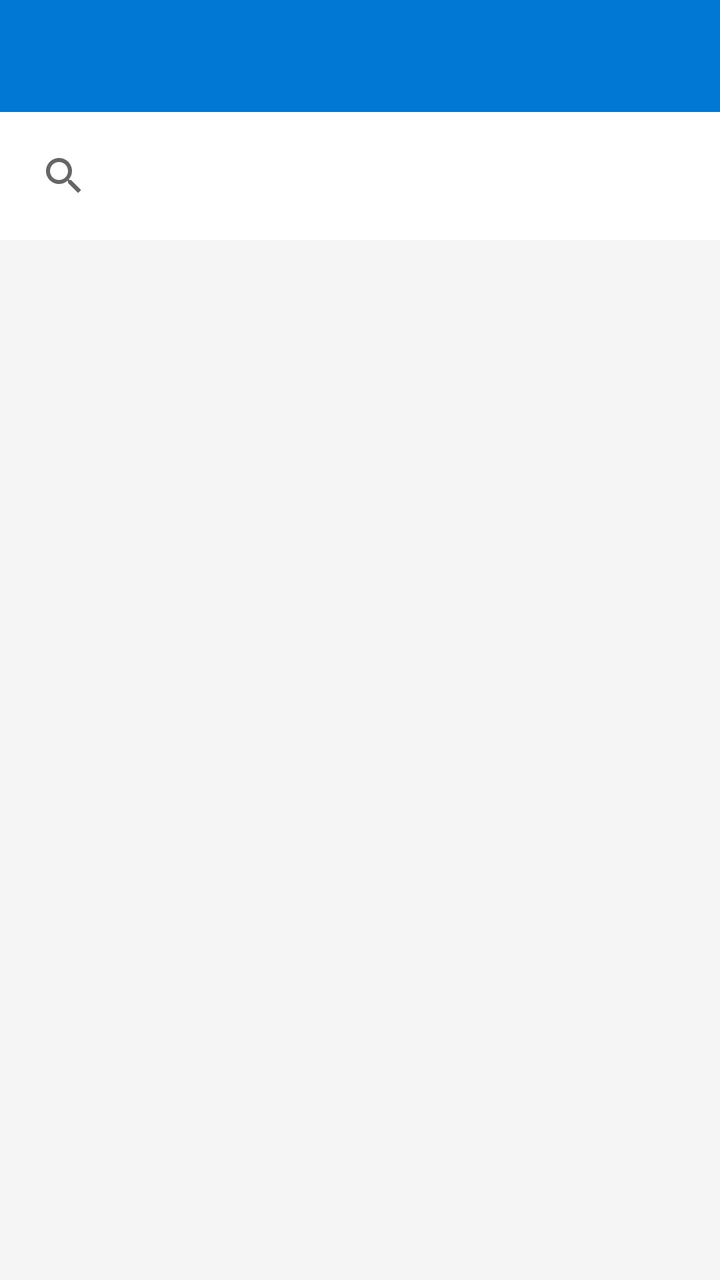
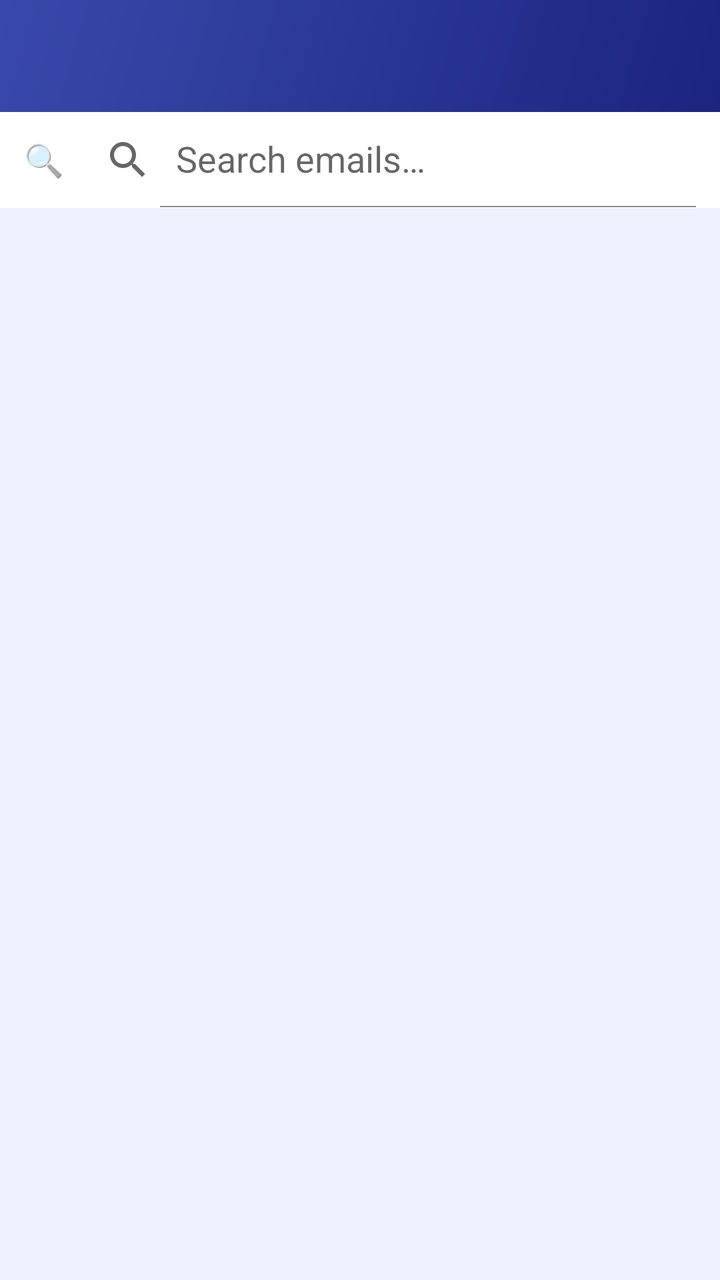

Two renders of the same Android screen: before a commit and after it. Below are the layout's source before the change and the commit's diff.
<!-- AndroidManifest.xml: application theme Theme.PSTViewer -->
<!-- res/layout/activity_email_list.xml -->
<?xml version="1.0" encoding="utf-8"?>
<LinearLayout
    xmlns:android="http://schemas.android.com/apk/res/android"
    android:layout_width="match_parent"
    android:layout_height="match_parent"
    android:orientation="vertical"
    android:background="@color/background">

    <com.google.android.material.appbar.AppBarLayout
        android:layout_width="match_parent"
        android:layout_height="wrap_content">

        <androidx.appcompat.widget.Toolbar
            android:id="@+id/toolbar"
            android:layout_width="match_parent"
            android:layout_height="?attr/actionBarSize"
            android:background="@color/primary"
            android:theme="@style/ThemeOverlay.AppCompat.Dark.ActionBar" />

        <androidx.appcompat.widget.SearchView
            android:id="@+id/searchView"
            android:layout_width="match_parent"
            android:layout_height="wrap_content"
            android:background="@color/surface"
            android:padding="8dp" />

    </com.google.android.material.appbar.AppBarLayout>

    <ProgressBar
        android:id="@+id/progressBar"
        android:layout_width="wrap_content"
        android:layout_height="wrap_content"
        android:layout_gravity="center"
        android:layout_margin="32dp"
        android:visibility="gone" />

    <TextView
        android:id="@+id/tvEmpty"
        android:layout_width="match_parent"
        android:layout_height="wrap_content"
        android:text="No messages in this folder"
        android:textSize="16sp"
        android:textColor="@color/text_secondary"
        android:gravity="center"
        android:padding="32dp"
        android:visibility="gone" />

    <androidx.recyclerview.widget.RecyclerView
        android:id="@+id/recyclerEmails"
        android:layout_width="match_parent"
        android:layout_height="match_parent"
        android:clipToPadding="false"
        android:paddingTop="4dp"
        android:paddingBottom="16dp" />

</LinearLayout>
<!-- resources referenced by this layout -->
<resources>
  <color name="background">#F5F5F5</color>
  <color name="primary">#0078D4</color>
  <color name="surface">#FFFFFF</color>
  <color name="text_secondary">#757575</color>
  <style name="Theme.PSTViewer" parent="Theme.MaterialComponents.Light.NoActionBar">
          <item name="colorPrimary">@color/primary</item>
          <item name="colorPrimaryDark">@color/primary_dark</item>
          <item name="colorAccent">@color/accent</item>
          <item name="android:windowBackground">@color/background</item>
          <item name="android:statusBarColor">@color/primary_dark</item>
      </style>
  <color name="primary_dark">#005A9E</color>
  <color name="accent">#0078D4</color>
</resources>

<!-- the commit's change to res/layout/activity_email_list.xml (unified diff, before → after) -->
@@ -1,6 +1,7 @@
 <?xml version="1.0" encoding="utf-8"?>
 <LinearLayout
     xmlns:android="http://schemas.android.com/apk/res/android"
+    xmlns:app="http://schemas.android.com/apk/res-auto"
     android:layout_width="match_parent"
     android:layout_height="match_parent"
     android:orientation="vertical"
@@ -8,21 +9,45 @@
 
     <com.google.android.material.appbar.AppBarLayout
         android:layout_width="match_parent"
-        android:layout_height="wrap_content">
+        android:layout_height="wrap_content"
+        android:background="@drawable/bg_toolbar_gradient"
+        app:elevation="4dp">
 
         <androidx.appcompat.widget.Toolbar
             android:id="@+id/toolbar"
             android:layout_width="match_parent"
             android:layout_height="?attr/actionBarSize"
-            android:background="@color/primary"
-            android:theme="@style/ThemeOverlay.AppCompat.Dark.ActionBar" />
+            android:background="@android:color/transparent"
+            android:theme="@style/ToolbarTheme" />
 
-        <androidx.appcompat.widget.SearchView
-            android:id="@+id/searchView"
+        
+        <LinearLayout
             android:layout_width="match_parent"
-            android:layout_height="wrap_content"
+            android:layout_height="48dp"
+            android:orientation="horizontal"
+            android:gravity="center_vertical"
             android:background="@color/surface"
-            android:padding="8dp" />
+            android:paddingStart="4dp"
+            android:paddingEnd="4dp">
+
+            <TextView
+                android:layout_width="wrap_content"
+                android:layout_height="wrap_content"
+                android:text="🔍"
+                android:textSize="16sp"
+                android:paddingStart="8dp"
+                android:paddingEnd="0dp" />
+
+            <androidx.appcompat.widget.SearchView
+                android:id="@+id/searchView"
+                android:layout_width="match_parent"
+                android:layout_height="wrap_content"
+                app:queryHint="@string/search_emails"
+                app:iconifiedByDefault="false"
+                app:searchHintIcon="@null"
+                android:background="@android:color/transparent" />
+
+        </LinearLayout>
 
     </com.google.android.material.appbar.AppBarLayout>
 
@@ -32,17 +57,18 @@
         android:layout_height="wrap_content"
         android:layout_gravity="center"
         android:layout_margin="32dp"
+        android:indeterminateTint="@color/primary"
         android:visibility="gone" />
 
     <TextView
         android:id="@+id/tvEmpty"
         android:layout_width="match_parent"
         android:layout_height="wrap_content"
-        android:text="No messages in this folder"
+        android:text="@string/no_messages"
         android:textSize="16sp"
         android:textColor="@color/text_secondary"
         android:gravity="center"
-        android:padding="32dp"
+        android:padding="48dp"
         android:visibility="gone" />
 
     <androidx.recyclerview.widget.RecyclerView
@@ -50,7 +76,7 @@
         android:layout_width="match_parent"
         android:layout_height="match_parent"
         android:clipToPadding="false"
-        android:paddingTop="4dp"
+        android:paddingTop="8dp"
         android:paddingBottom="16dp" />
 
 </LinearLayout>
<!-- resource entries referenced after the edit -->
@@ -1,17 +1,46 @@
 <!-- resources referenced by this layout -->
 <resources>
-  <color name="background">#F5F5F5</color>
-  <color name="primary">#0078D4</color>
+  <color name="background">#EEF2FF</color>
+  <color name="primary">#3949AB</color>
   <color name="surface">#FFFFFF</color>
-  <color name="text_secondary">#757575</color>
+  <color name="text_secondary">#5C6BC0</color>
+  <!-- drawable bg_toolbar_gradient (drawable) -->
+  <?xml version="1.0" encoding="utf-8"?>
+  <shape xmlns:android="http://schemas.android.com/apk/res/android"
+      android:shape="rectangle">
+      <gradient
+          android:startColor="@color/primary_dark"
+          android:endColor="@color/primary"
+          android:angle="135" />
+  </shape>
+  <string name="no_messages">No messages in this folder</string>
+  <string name="search_emails">Search emails…</string>
+  <style name="ToolbarTheme" parent="ThemeOverlay.AppCompat.Dark.ActionBar">
+          <item name="android:textColorPrimary">@color/text_on_primary</item>
+      </style>
   <style name="Theme.PSTViewer" parent="Theme.MaterialComponents.Light.NoActionBar">
           <item name="colorPrimary">@color/primary</item>
           <item name="colorPrimaryDark">@color/primary_dark</item>
           <item name="colorAccent">@color/accent</item>
           <item name="android:windowBackground">@color/background</item>
           <item name="android:statusBarColor">@color/primary_dark</item>
+          <item name="android:navigationBarColor">@color/primary_dark</item>
+          <item name="materialButtonStyle">@style/Widget.App.Button</item>
+          <item name="materialCardViewStyle">@style/Widget.App.Card</item>
       </style>
-  <color name="primary_dark">#005A9E</color>
-  <color name="accent">#0078D4</color>
+  <color name="primary_dark">#1A237E</color>
+  <color name="text_on_primary">#FFFFFF</color>
+  <color name="accent">#FF7043</color>
+  <style name="Widget.App.Button" parent="Widget.MaterialComponents.Button">
+          <item name="cornerRadius">28dp</item>
+          <item name="android:letterSpacing">0.04</item>
+          <item name="android:paddingTop">8dp</item>
+          <item name="android:paddingBottom">8dp</item>
+      </style>
+  <style name="Widget.App.Card" parent="Widget.MaterialComponents.CardView">
+          <item name="cardCornerRadius">16dp</item>
+          <item name="cardElevation">3dp</item>
+          <item name="cardBackgroundColor">@color/surface</item>
+      </style>
 </resources>
 
